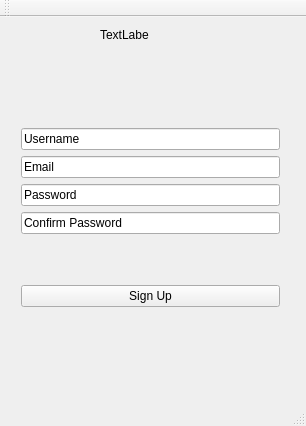
Above: SignUpWindow.ui from Tomkode/RedditClone before the change. Below: the same form after it.
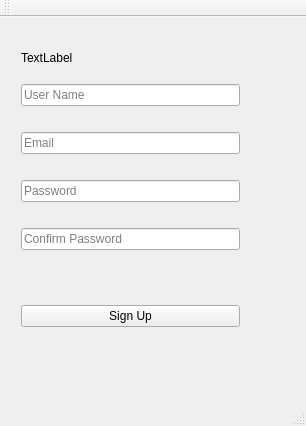
That is the form after the change.

```diff
--- a/SignUpWindow.ui
+++ b/SignUpWindow.ui
@@ -14,53 +14,91 @@
    <string>SignUpWindow</string>
   </property>
   <widget class="QWidget" name="centralWidget">
-   <widget class="QLabel" name="logoLabel">
+   <widget class="QWidget" name="layoutWidget">
     <property name="geometry">
      <rect>
-      <x>100</x>
+      <x>10</x>
       <y>10</y>
-      <width>49</width>
-      <height>16</height>
+      <width>241</width>
+      <height>311</height>
      </rect>
+    </property>
+    <layout class="QVBoxLayout" name="verticalLayout_2">
+     <item>
+      <widget class="QLabel" name="logoLabel">
+       <property name="minimumSize">
+        <size>
+         <width>200</width>
+         <height>40</height>
+        </size>
     </property>
     <property name="text">
      <string>TextLabel</string>
     </property>
    </widget>
-   <widget class="QWidget" name="">
-    <property name="geometry">
-     <rect>
-      <x>10</x>
-      <y>100</y>
-      <width>281</width>
-      <height>201</height>
-     </rect>
-    </property>
+     </item>
+     <item>
     <layout class="QVBoxLayout" name="verticalLayout">
      <item>
       <widget class="QLineEdit" name="userNameLineEdit">
        <property name="text">
-        <string>Username</string>
+          <string/>
+         </property>
+         <property name="placeholderText">
+          <string>User Name</string>
+         </property>
+        </widget>
+       </item>
+       <item>
+        <widget class="QLabel" name="userNameErrorLabel">
+         <property name="text">
+          <string/>
        </property>
       </widget>
      </item>
      <item>
       <widget class="QLineEdit" name="emailLineEdit">
        <property name="text">
+          <string/>
+         </property>
+         <property name="placeholderText">
         <string>Email</string>
        </property>
       </widget>
      </item>
+       <item>
+        <widget class="QLabel" name="emailErrorLabel">
+         <property name="text">
+          <string/>
+         </property>
+        </widget>
+       </item>
      <item>
       <widget class="QLineEdit" name="passwordLineEdit">
        <property name="text">
+          <string/>
+         </property>
+         <property name="echoMode">
+          <enum>QLineEdit::Normal</enum>
+         </property>
+         <property name="placeholderText">
         <string>Password</string>
        </property>
       </widget>
      </item>
+       <item>
+        <widget class="QLabel" name="passwordErrorLabel">
+         <property name="text">
+          <string/>
+         </property>
+        </widget>
+       </item>
      <item>
       <widget class="QLineEdit" name="confirmPasswordLineEdit">
        <property name="text">
+          <string/>
+         </property>
+         <property name="placeholderText">
         <string>Confirm Password</string>
        </property>
       </widget>
@@ -84,6 +122,8 @@
         <string>Sign Up</string>
        </property>
       </widget>
+       </item>
+      </layout>
      </item>
     </layout>
    </widget>
```
Left out of the diff: 7 changed lines with no effect on the pictures. Lines whose indentation alone changed are shown as unchanged.
